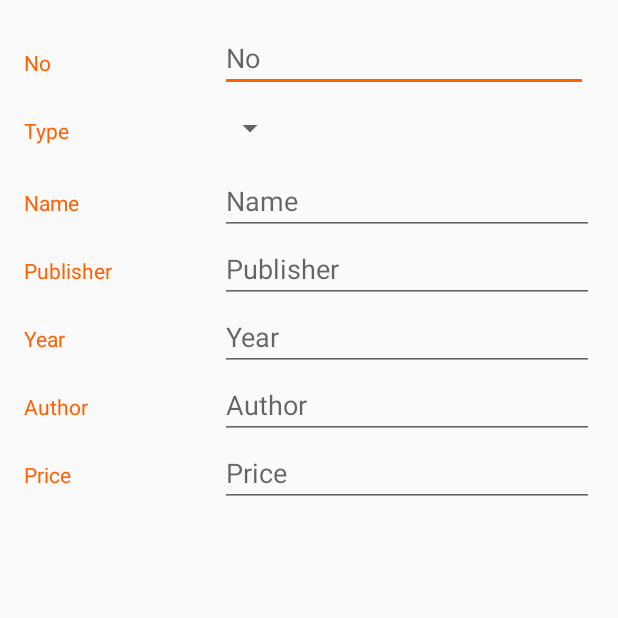
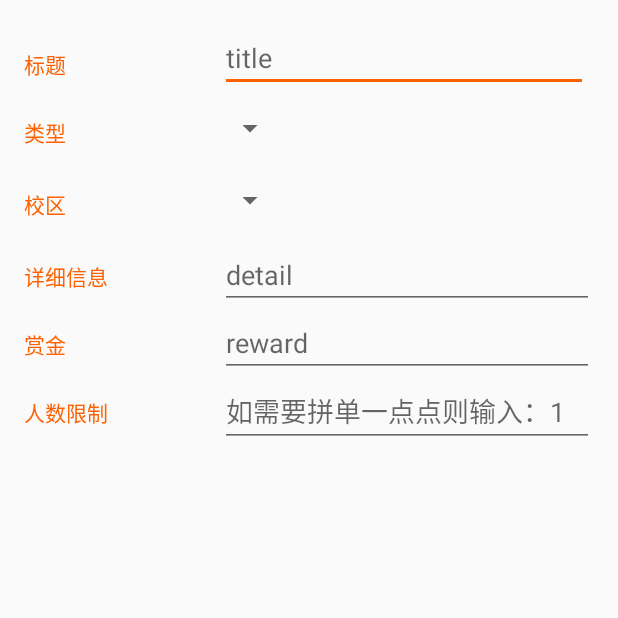
Before and after one commit to YourBroDuke/hleper_app, an Android app: the EditOrderActivity screen opened directly, with no data from a screen before it, on a phone screen of 412 x 824 dp, the top half of it. Run offline under Robolectric (Android 15) with nearby library versions, the phone set to English and light mode, and no system bars.

Commit message:
Editor.xml finished

```diff
--- a/app/src/main/res/layout/activity_edit_order.xml
+++ b/app/src/main/res/layout/activity_edit_order.xml
@@ -8,7 +8,7 @@
     android:padding="@dimen/activity_margin"
     tools:context=".EditOrderActivity">
 
-    <!-- Overview category -->
+    <!-- Title category -->
     <LinearLayout
         android:layout_width="match_parent"
         android:layout_height="wrap_content"
@@ -16,7 +16,7 @@
 
         <!-- Label -->
         <TextView
-            android:text="No"
+            android:text="@string/order_title"
             style="@style/CategoryStyle" />
 
         <!-- Input fields -->
@@ -28,25 +28,25 @@
             android:paddingRight="4dp"
             android:orientation="vertical">
 
-            <!-- Name field -->
+            <!-- Title field -->
             <EditText
-                android:id="@+id/edit_book_no"
-                android:hint="No"
-                android:inputType="textCapWords"
+                android:id="@+id/edit_order_title"
+                android:hint="@string/order_title_hint"
+                android:inputType="text"
                 style="@style/EditorFieldStyle" />
         </LinearLayout>
     </LinearLayout>
 
-    <!-- Gender category -->
+    <!-- Type category -->
     <LinearLayout
-        android:id="@+id/container_book_type"
+        android:id="@+id/container_order_type"
         android:layout_width="match_parent"
         android:layout_height="wrap_content"
         android:orientation="horizontal">
 
         <!-- Label -->
         <TextView
-            android:text="Type"
+            android:text="@string/order_type"
             style="@style/CategoryStyle" />
 
         <!-- Input field -->
@@ -56,9 +56,9 @@
             android:layout_weight="2"
             android:orientation="vertical">
 
-            <!-- Gender drop-down spinner -->
+            <!-- Type drop-down spinner -->
             <Spinner
-                android:id="@+id/spinner_book_type"
+                android:id="@+id/spinner_order_type"
                 android:layout_height="48dp"
                 android:layout_width="wrap_content"
                 android:paddingRight="16dp"
@@ -66,16 +66,45 @@
         </LinearLayout>
     </LinearLayout>
 
-    <!-- Measurement category -->
+    <!-- Campus category -->
     <LinearLayout
-        android:id="@+id/container_name"
+        android:id="@+id/container_order_campus"
         android:layout_width="match_parent"
         android:layout_height="wrap_content"
         android:orientation="horizontal">
 
         <!-- Label -->
         <TextView
-            android:text="Name"
+            android:text="@string/order_campus"
+            style="@style/CategoryStyle" />
+
+        <!-- Input field -->
+        <LinearLayout
+            android:layout_height="wrap_content"
+            android:layout_width="0dp"
+            android:layout_weight="2"
+            android:orientation="vertical">
+
+            <!-- Campus drop-down spinner -->
+            <Spinner
+                android:id="@+id/spinner_order_campus"
+                android:layout_height="48dp"
+                android:layout_width="wrap_content"
+                android:paddingRight="16dp"
+                android:spinnerMode="dropdown"/>
+        </LinearLayout>
+    </LinearLayout>
+
+    <!-- Detail category -->
+    <LinearLayout
+        android:id="@+id/container_detail"
+        android:layout_width="match_parent"
+        android:layout_height="wrap_content"
+        android:orientation="horizontal">
+
+        <!-- Label -->
+        <TextView
+            android:text="@string/order_detail"
             style="@style/CategoryStyle" />
 
         <!-- Input fields -->
@@ -85,23 +114,25 @@
             android:layout_weight="2"
             android:paddingLeft="4dp">
 
-            <!-- Weight field -->
+            <!-- Detail field -->
             <EditText
-                android:id="@+id/edit_book_name"
-                android:hint="Name"
+                android:id="@+id/edit_order_detail"
+                android:hint="@string/order_detail_hint"
+                android:inputType="textLongMessage"
                 style="@style/EditorFieldStyle" />
         </RelativeLayout>
     </LinearLayout>
 
+    <!-- Reward category -->
     <LinearLayout
-        android:id="@+id/container_publisher"
+        android:id="@+id/container_reward"
         android:layout_width="match_parent"
         android:layout_height="wrap_content"
         android:orientation="horizontal">
 
         <!-- Label -->
         <TextView
-            android:text="Publisher"
+            android:text="@string/order_reward"
             style="@style/CategoryStyle" />
 
         <!-- Input fields -->
@@ -111,23 +142,24 @@
             android:layout_weight="2"
             android:paddingLeft="4dp">
 
-            <!-- Weight field -->
+            <!-- Reward field -->
             <EditText
                 android:id="@+id/edit_book_publisher"
-                android:hint="Publisher"
+                android:hint="@string/order_reward_hint"
+                android:inputType="numberDecimal"
                 style="@style/EditorFieldStyle" />
         </RelativeLayout>
     </LinearLayout>
 
     <LinearLayout
-        android:id="@+id/container_year"
+        android:id="@+id/container_people_number"
         android:layout_width="match_parent"
         android:layout_height="wrap_content"
         android:orientation="horizontal">
 
         <!-- Label -->
         <TextView
-            android:text="Year"
+            android:text="@string/order_people_number"
             style="@style/CategoryStyle" />
 
         <!-- Input fields -->
@@ -137,64 +169,12 @@
             android:layout_weight="2"
             android:paddingLeft="4dp">
 
-            <!-- Weight field -->
+            <!-- People number field -->
             <EditText
                 android:id="@+id/edit_book_year"
-                android:hint="Year"
+                android:hint="@string/order_people_number_hint"
                 android:inputType="number"
                 style="@style/EditorFieldStyle" />
         </RelativeLayout>
     </LinearLayout>
-
-    <LinearLayout
-        android:id="@+id/container_author"
-        android:layout_width="match_parent"
-        android:layout_height="wrap_content"
-        android:orientation="horizontal">
-
-        <!-- Label -->
-        <TextView
-            android:text="Author"
-            style="@style/CategoryStyle" />
-
-        <!-- Input fields -->
-        <RelativeLayout
-            android:layout_height="wrap_content"
-            android:layout_width="0dp"
-            android:layout_weight="2"
-            android:paddingLeft="4dp">
-
-            <!-- Weight field -->
-            <EditText
-                android:id="@+id/edit_book_author"
-                android:hint="Author"
-                style="@style/EditorFieldStyle" />
-        </RelativeLayout>
-    </LinearLayout>
-    <LinearLayout
-        android:id="@+id/container_price"
-        android:layout_width="match_parent"
-        android:layout_height="wrap_content"
-        android:orientation="horizontal">
-
-        <!-- Label -->
-        <TextView
-            android:text="Price"
-            style="@style/CategoryStyle" />
-
-        <!-- Input fields -->
-        <RelativeLayout
-            android:layout_height="wrap_content"
-            android:layout_width="0dp"
-            android:layout_weight="2"
-            android:paddingLeft="4dp">
-
-            <!-- Weight field -->
-            <EditText
-                android:id="@+id/edit_book_price"
-                android:hint="Price"
-                android:inputType="numberDecimal"
-                style="@style/EditorFieldStyle" />
-        </RelativeLayout>
-    </LinearLayout>
 </LinearLayout>
--- a/app/src/main/res/values/strings.xml
+++ b/app/src/main/res/values/strings.xml
@@ -25,6 +25,19 @@
     <string name="send_vcode">发送验证码</string>
     <string name="sign_up_str">注册</string>
 
+
+    <!-- Order Editor Strings -->
+    <string name="order_title">标题</string>
+    <string name="order_title_hint">title</string>
+    <string name="order_campus">校区</string>
+    <string name="order_detail">详细信息</string>
+    <string name="order_detail_hint">detail</string>
+    <string name="order_reward">赏金</string>
+    <string name="order_reward_hint">reward</string>
+    <string name="order_people_number">人数限制</string>
+    <string name="order_people_number_hint">如需要拼单一点点则输入：1</string>
+    <string name="order_type">类型</string>
+
     <!-- TODO: Remove or change this placeholder text -->
     <string name="hello_blank_fragment">Hello blank fragment</string>
     <string name="campus_zjg">紫金港</string>
@@ -32,4 +45,5 @@
     <string name="campus_xx">西溪</string>
     <string name="campus_zj">之江</string>
     <string name="action_refresh">refresh</string>
+
 </resources>
```
